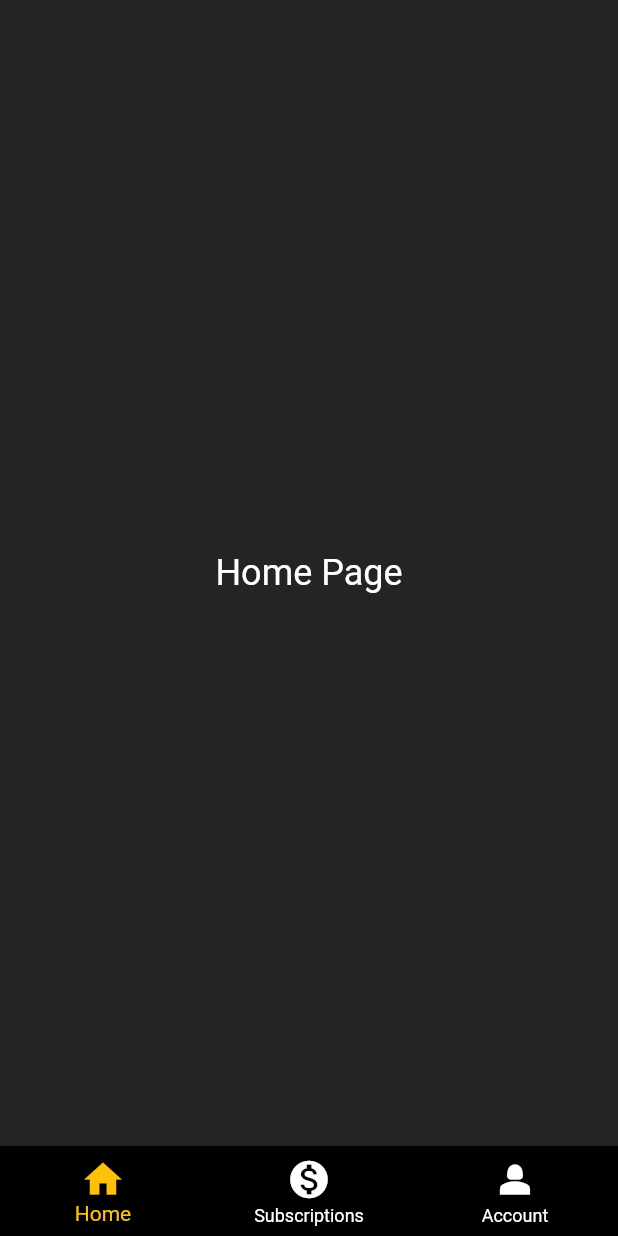
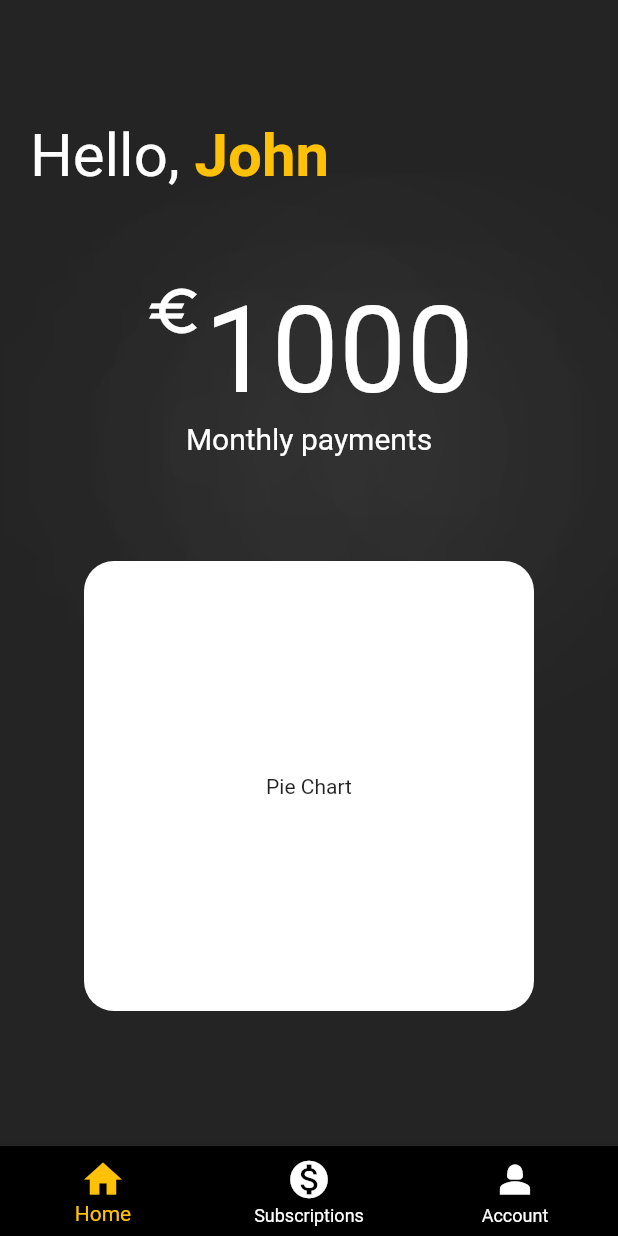
Before and after one commit to bujosa/meridiana, a Flutter app: the screen it shows after launch, on a phone screen of 412 x 824 dp. Run offline on Flutter 3.47's test engine with Material 2 defaults, Android fonts, the light colour scheme and no system bars; missing offline and left inert: cool_dropdown.

Commit message:
feat: add title in home page

```diff
--- a/lib/presentations/pages/home.dart
+++ b/lib/presentations/pages/home.dart
@@ -12,28 +12,84 @@ class _HomePageState extends State<HomePage> {
   @override
   Widget build(BuildContext context) {
     return Scaffold(
-        // Use colors from the theme
         backgroundColor: Theme.of(context).colorScheme.background,
-        body: Center(
-          child: Column(
-            mainAxisAlignment: MainAxisAlignment.center,
-            children: const <Widget>[
-              Text(
-                'Home Page',
-                style: TextStyle(
-                  color: Colors.white,
-                  fontSize: 24,
+        body: Column(
+          mainAxisAlignment: MainAxisAlignment.start,
+          crossAxisAlignment: CrossAxisAlignment.start,
+          children: <Widget>[
+            Padding(
+              padding: const EdgeInsets.only(left: 20, right: 20, top: 80),
+              child: Text.rich(
+                TextSpan(
+                  text: 'Hello, ',
+                  style: const TextStyle(
+                    color: Colors.white,
+                    fontSize: 40,
+                  ),
+                  children: <TextSpan>[
+                    TextSpan(
+                      text: 'John',
+                      style: TextStyle(
+                        color: Theme.of(context).colorScheme.secondary,
+                        fontSize: 40,
+                        fontWeight: FontWeight.bold,
+                      ),
+                    ),
+                  ],
                 ),
               ),
-            ],
-          ),
+            ),
+            const SizedBox(height: 60),
+            Center(
+              child: Row(
+                crossAxisAlignment: CrossAxisAlignment.start,
+                mainAxisAlignment: MainAxisAlignment.center,
+                children: const [
+                  Icon(
+                    Icons.euro,
+                    color: Colors.white,
+                    size: 40,
+                  ),
+                  Text(
+                    '1000',
+                    style: TextStyle(
+                        color: Colors.white,
+                        shadows: [
+                          Shadow(
+                            blurRadius: 300.0,
+                            color: Colors.white,
+                            offset: Offset(0, 65),
+                          ),
+                        ],
+                        fontSize: 80,
+                        overflow: TextOverflow.clip),
+                  ),
+                ],
+              ),
+            ),
+            const Center(
+              child: Text('Monthly payments',
+                  style: TextStyle(
+                    color: Colors.white,
+                    fontSize: 20,
+                  )),
+            ),
+            const SizedBox(height: 70),
+            Center(
+              child: Container(
+                height: 300,
+                width: 300,
+                decoration: BoxDecoration(
+                  color: Colors.white,
+                  borderRadius: BorderRadius.circular(20),
+                ),
+                child: const Center(
+                  child: Text('Pie Chart'),
+                ),
+              ),
+            ),
+          ],
         ),
         bottomNavigationBar: const BottomNavigationBarWidget(index: 0));
   }
 }
-
-      // floatingActionButton: FloatingActionButton(
-      //   onPressed: _incrementCounter,
-      //   tooltip: 'Increment',
-      //   child: const Icon(Icons.add),
-      // ),
```
